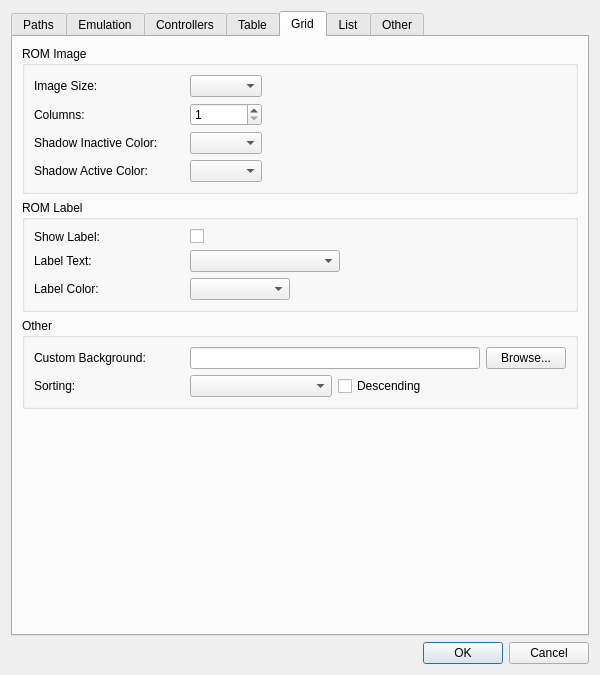
This is src/dialogs/settingsdialog.ui in dh4/cen64-qt as Qt 5 draws it before an edit. The edited form follows.
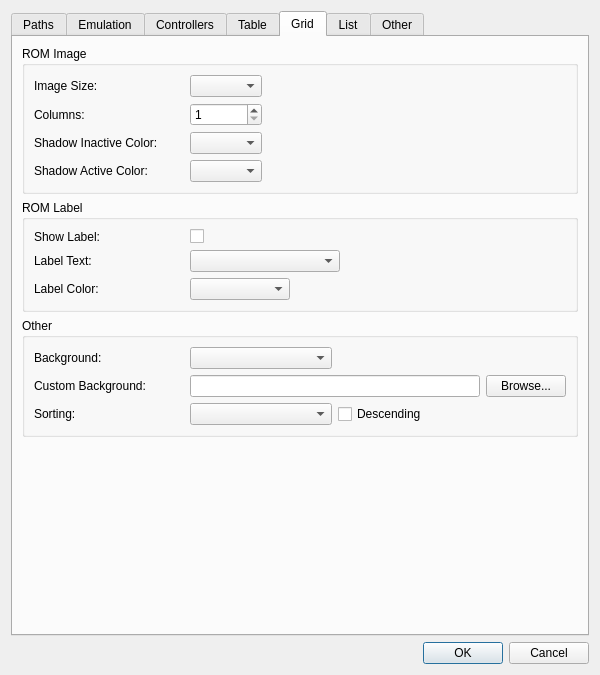
This is the edited form. The open tabs and pages were chosen to show the change.

Commit message: Add background theme option to grid view

Diff of the .ui file:
```diff
--- a/src/dialogs/settingsdialog.ui
+++ b/src/dialogs/settingsdialog.ui
@@ -1090,38 +1090,38 @@
          <layout class="QGridLayout" name="gridLayout_13">
           <item row="2" column="0">
            <layout class="QGridLayout" name="gridOtherLayout" columnstretch="0,1,1,0" columnminimumwidth="150,0,0,0">
-            <item row="0" column="3">
+            <item row="1" column="3">
              <widget class="QPushButton" name="backgroundButton">
               <property name="text">
                <string>Browse...</string>
               </property>
              </widget>
             </item>
-            <item row="0" column="0">
+            <item row="1" column="0">
              <widget class="QLabel" name="backgroundLabel">
               <property name="text">
                <string>Custom Background:</string>
               </property>
              </widget>
             </item>
-            <item row="1" column="0">
+            <item row="2" column="0">
              <widget class="QLabel" name="gridSortLabel">
               <property name="text">
                <string>Sorting:</string>
               </property>
              </widget>
             </item>
-            <item row="0" column="1" colspan="2">
+            <item row="1" column="1" colspan="2">
              <widget class="QLineEdit" name="backgroundPath"/>
             </item>
-            <item row="1" column="2" colspan="2">
+            <item row="2" column="2" colspan="2">
              <widget class="QCheckBox" name="gridDescendingOption">
               <property name="text">
                <string>Descending</string>
               </property>
              </widget>
             </item>
-            <item row="1" column="1">
+            <item row="2" column="1">
              <widget class="QComboBox" name="gridSortBox">
               <property name="maximumSize">
                <size>
@@ -1131,6 +1131,16 @@
               </property>
              </widget>
             </item>
+            <item row="0" column="0">
+             <widget class="QLabel" name="bgThemeLabel">
+              <property name="text">
+               <string>Background:</string>
+              </property>
+             </widget>
+            </item>
+            <item row="0" column="1">
+             <widget class="QComboBox" name="bgThemeBox"/>
+            </item>
            </layout>
           </item>
          </layout>
```
Left out of the diff: 1 changed line with no effect on the pictures. The commit also changes 4 other files.
